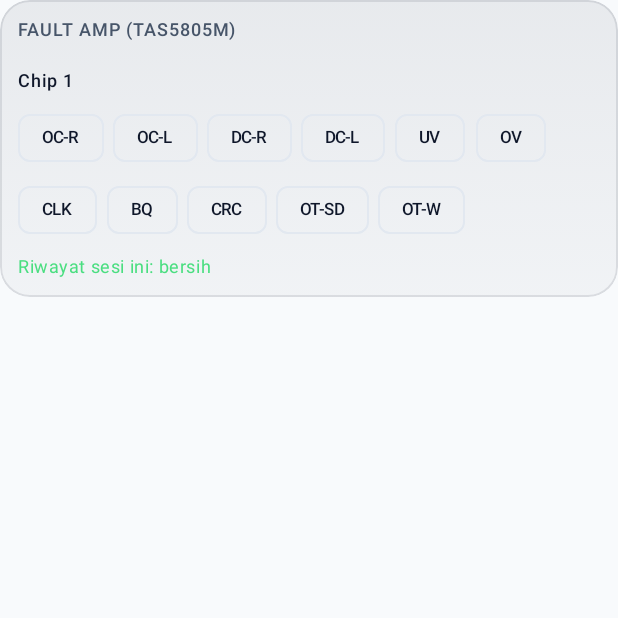
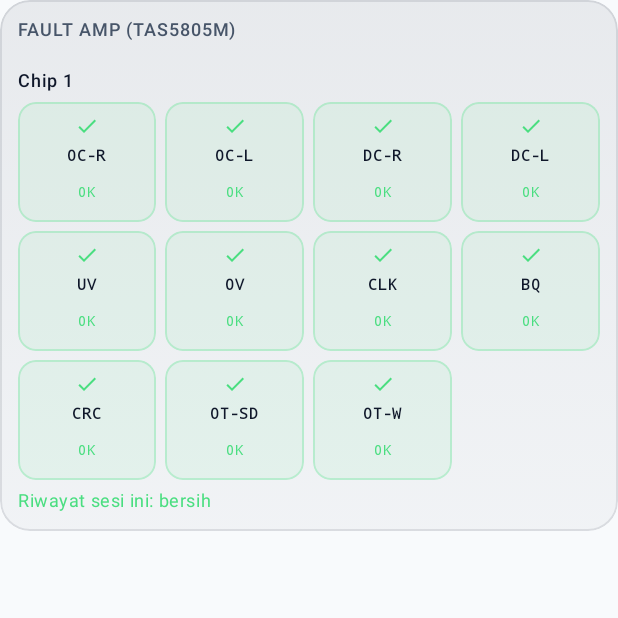
Before and after one commit to mikimathers51-web/BGAP-SPEAKER, an Android app built with Jetpack Compose: the composable FaultCard shown on its own in the app's theme, on a phone screen of 412 x 824 dp, the top half of it. Run offline under Robolectric (Android 15) with nearby library versions, the phone set to English and light mode, and no system bars; 2 statements that could not run were skipped.

Commit message:
Add files via upload

```diff
--- a/app/src/main/java/com/tas5805m/ctrl/ui/screens/DiagScreen.kt
+++ b/app/src/main/java/com/tas5805m/ctrl/ui/screens/DiagScreen.kt
@@ -28,6 +28,12 @@ import androidx.compose.foundation.lazy.items
 import androidx.compose.foundation.text.KeyboardActions
 import androidx.compose.foundation.text.KeyboardOptions
 import androidx.compose.material.icons.Icons
+import androidx.compose.ui.draw.clip
+import androidx.compose.material.icons.filled.Warning
+import androidx.compose.material.icons.filled.Check
+import androidx.compose.foundation.layout.size
+import androidx.compose.foundation.border
+import androidx.compose.foundation.background
 import androidx.compose.material.icons.filled.BluetoothDisabled
 import androidx.compose.material3.AssistChip
 import androidx.compose.material3.AssistChipDefaults
@@ -354,16 +360,14 @@ private fun FaultCard(s: AmpState) {
             for (chip in 1..2) {
                 if (chip == 2 && kv2 == null) continue
                 Text("Chip $chip", style = MaterialTheme.typography.labelMedium)
-                FlowRow(horizontalArrangement = Arrangement.spacedBy(6.dp)) {
-                    for (k in FAULT_KEYS) {
-                        val active = if (chip == 1) (s.faults[k] ?: 0) == 1 else kv2?.get(k) == "1"
-                        AssistChip(
-                            onClick = {},
-                            label = { Text(Diagnosis.faultLabel(k), fontSize = 11.sp) },
-                            colors = AssistChipDefaults.assistChipColors(
-                                containerColor = if (active) ColErr.copy(alpha = 0.35f) else Color.Transparent,
-                            ),
-                        )
+                FAULT_KEYS.chunked(4).forEach { rowKeys ->
+                    Row(Modifier.fillMaxWidth(), horizontalArrangement = Arrangement.spacedBy(6.dp)) {
+                        for (k in rowKeys) {
+                            val active = if (chip == 1) (s.faults[k] ?: 0) == 1 else kv2?.get(k) == "1"
+                            FaultCell(Diagnosis.faultLabel(k), active, Modifier.weight(1f))
+                        }
+                        // isi sisa kolom agar lebar sel seragam
+                        repeat(4 - rowKeys.size) { Spacer(Modifier.weight(1f)) }
                     }
                 }
             }
@@ -381,6 +385,30 @@ private fun FaultCard(s: AmpState) {
                 }
             }
         }
+    }
+}
+
+/** Sel fault ala preview: ikon centang/peringatan + nama + status OK/FAULT. */
+@Composable
+private fun FaultCell(name: String, active: Boolean, modifier: Modifier = Modifier) {
+    val c = if (active) ColErr else ColOk
+    val shape = androidx.compose.foundation.shape.RoundedCornerShape(12.dp)
+    Column(
+        modifier
+            .clip(shape)
+            .background(c.copy(alpha = 0.08f), shape)
+            .border(1.dp, c.copy(alpha = 0.28f), shape)
+            .padding(vertical = 8.dp, horizontal = 4.dp),
+        horizontalAlignment = Alignment.CenterHorizontally,
+    ) {
+        Icon(
+            if (active) Icons.Default.Warning else Icons.Default.Check,
+            contentDescription = null,
+            tint = c,
+            modifier = Modifier.size(16.dp),
+        )
+        Text(name, fontSize = 10.sp, fontFamily = FontFamily.Monospace, fontWeight = FontWeight.SemiBold, maxLines = 1)
+        Text(if (active) "FAULT" else "OK", fontSize = 9.sp, color = c, fontFamily = FontFamily.Monospace)
     }
 }
 
```
Also changed, not shown: app/src/main/java/com/tas5805m/ctrl/ui/screens/WsubScreen.kt (+38 -6 lines).
